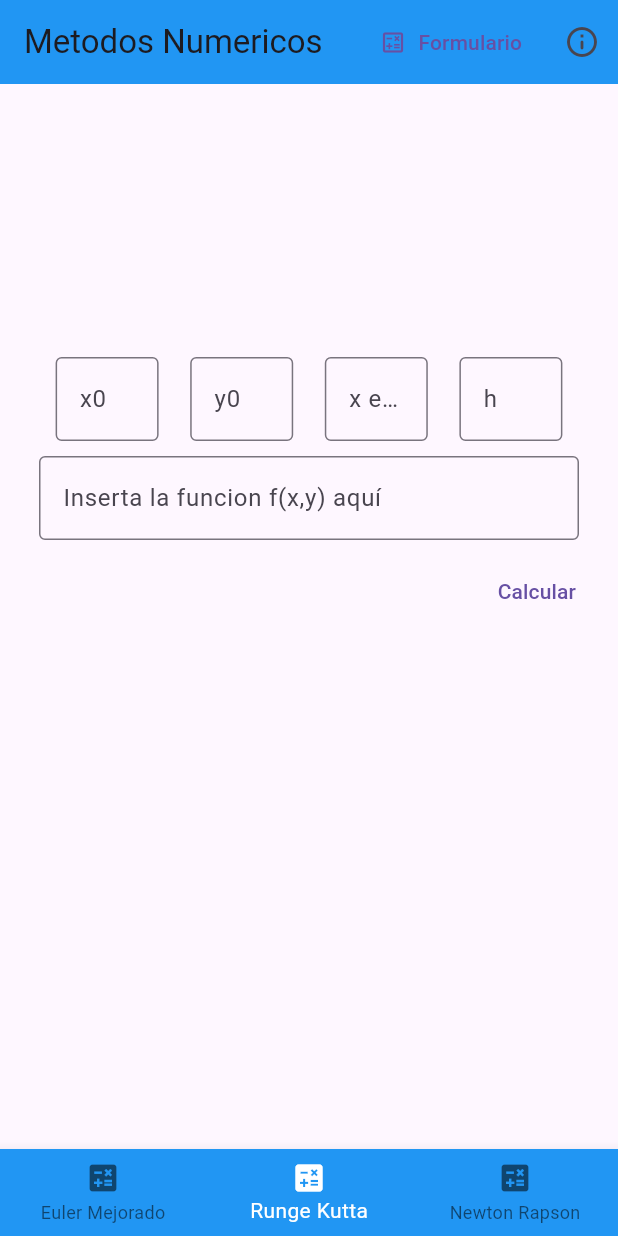
After one commit to SebasRamz-Murillo/CalculadoraMetodosNumericos, a Flutter app: the screen it shows after launch, item 2 of the bottom bar chosen, after a tap on "Calcular", on a phone screen of 412 x 824 dp. The commit adds this screen. Run offline on Flutter 3.47's test engine with Material 3 defaults, Android fonts, the phone set to English and light mode, and no system bars; our stand-ins replace math_expressions; missing offline and left inert: flutter_math_fork, function_tree.

Commit message:
Los 3 metedos casi listos

```diff
--- /dev/null
+++ b/lib/funciones_matematicas/euler_mejorado.dart
@@ -0,0 +1 @@
+import 'package:calculadora_metodos/models/euler_mejorado_result.dart';
--- /dev/null
+++ b/lib/models/newton_raphson.dart
@@ -0,0 +1,42 @@
+import 'package:calculadora_metodos/funciones_matematicas/derivadas.dart';
+import 'package:function_tree/function_tree.dart';
+
+class NewtonRaphson {
+  final double _initialGuess;
+  final String _fSt;
+
+  NewtonRaphson(this._initialGuess, this._fSt);
+
+  NewtonRaphsonSolution solve() {
+    var f = _fSt.toSingleVariableFunction('x');
+    Derivada _derivSt = Derivada(_fSt);
+    var fDerivative = _derivSt.resultado.toSingleVariableFunction('x');
+
+    double x = _initialGuess;
+    List<double> xValues = [];
+    for (int i = 0; i < 100; i++) {
+      double fValue = f(x).toDouble();
+      double fDerivativeValue = fDerivative(x).toDouble();
+
+      if (fDerivativeValue.abs() < 1e-10) {
+        throw Exception('La derivada es demasiado pequeña. Newton-Raphson no puede continuar.');
+      }
+
+      x = x - (fValue / fDerivativeValue);
+      xValues.add(x);
+
+      if (fValue.abs() < 1e-10) {
+        return NewtonRaphsonSolution(xValues, fValue);
+      }
+    }
+
+    throw Exception('Newton-Raphson no convergió después de 100 iteraciones.');
+  }
+}
+
+class NewtonRaphsonSolution {
+  final List<double> x;
+  final double fValue;
+
+  NewtonRaphsonSolution(this.x, this.fValue);
+}
--- /dev/null
+++ b/lib/models/runge_kutta2.dart
@@ -0,0 +1,47 @@
+import 'dart:math';
+import 'package:function_tree/function_tree.dart';
+
+class RungeKutta4 {
+  // Función para calcular la aproximación de y(x) usando Runge-Kutta de 4to orden
+  RungeKutta4Solution rungeKutta4(String funcSt, double x0, double y0, double xFinal, double h) {
+    var f = funcSt.toMultiVariableFunction(['x', 'y']);
+
+    List<double> xValues = [x0];
+    List<double> yValues = [y0];
+    final k1Values = <double>[];
+    final k2Values = <double>[];
+    final k3Values = <double>[];
+    final k4Values = <double>[];
+    while (x0 < xFinal) {
+      final k1 = f({'x': x0, 'y': y0}).toDouble();
+      final k2 = f({'x': x0 + h / 2, 'y': y0 + k1 * h / 2}).toDouble();
+      final k3 = f({'x': x0 + h / 2, 'y': y0 + k2 * h / 2}).toDouble();
+      final k4 = f({'x': x0 + h, 'y': y0 + k3 * h}).toDouble();
+      double yNext = y0 + (h / 6) * (k1 + 2 * k2 + 2 * k3 + k4);
+
+      x0 += h;
+      y0 = yNext;
+
+      xValues.add(x0);
+      yValues.add(y0);
+      k1Values.add(k1);
+      k2Values.add(k2);
+      k3Values.add(k3);
+      k4Values.add(k4);
+    }
+
+    return RungeKutta4Solution(xValues, yValues, k1Values, k2Values, k3Values, k4Values);
+  }
+}
+
+class RungeKutta4Solution {
+  final List<double> xValues;
+  final List<double> yValues;
+
+  final List<double> k1Values;
+  final List<double> k2Values;
+  final List<double> k3Values;
+  final List<double> k4Values;
+
+  RungeKutta4Solution(this.xValues, this.yValues, this.k1Values, this.k2Values, this.k3Values, this.k4Values);
+}
--- a/lib/principal.dart
+++ b/lib/principal.dart
@@ -1,5 +1,11 @@
+import 'dart:math';
+
+import 'package:calculadora_metodos/models/euler_mejorado_result.dart';
+import 'package:calculadora_metodos/models/newton_raphson.dart';
+import 'package:calculadora_metodos/models/runge_kutta2.dart';
 import 'package:calculadora_metodos/views/creditos.dart';
-import 'package:calculadora_metodos/views/diferenciales_nohomogeneas_view.dart';
+import 'package:calculadora_metodos/views/euler_mejorado_view.dart';
+import 'package:calculadora_metodos/views/runge_kutta.dart';
 import 'package:flutter/material.dart';
 
 class PrincipalPage extends StatefulWidget {
@@ -12,13 +18,9 @@ class PrincipalPage extends StatefulWidget {
 class _PrincipalPageState extends State<PrincipalPage> {
   int _selectedIndex = 0;
   static const List<Widget> _widgetOptions = <Widget>[
-    DiferencialesNoHomogeneasView(),
-    Text(
-      'Euler Mejorado',
-    ),
-    Text(
-      'Runge Kutta',
-    ),
+    //DiferencialesNoHomogeneasView(), //TODO PENDIENTE
+    EulerMView(),
+    RungeKuttaView(),
     Text(
       'Newton Rapson',
     ),
@@ -37,7 +39,19 @@ class _PrincipalPageState extends State<PrincipalPage> {
         backgroundColor: Colors.blue,
         title: const Text('Metodos Numericos'),
         actions: [
-          TextButton.icon(onPressed: () {}, icon: Icon(Icons.calculate_outlined), label: Text("Formulario")),
+          TextButton.icon(
+              onPressed: () {
+                String stEcuacion = "x^3-x-1";
+                double x0 = 1;
+                NewtonRaphson newton = NewtonRaphson(x0, stEcuacion);
+                NewtonRaphsonSolution sol = newton.solve();
+                print(sol.fValue);
+                for (var i in sol.x) {
+                  print(i);
+                }
+              },
+              icon: Icon(Icons.calculate_outlined),
+              label: Text("Formulario")),
           IconButton(
               onPressed: () {
                 Navigator.push(
@@ -58,10 +72,6 @@ class _PrincipalPageState extends State<PrincipalPage> {
         items: const <BottomNavigationBarItem>[
           BottomNavigationBarItem(
             icon: Icon(Icons.calculate),
-            label: 'Diferenciales No Homogeneas',
-          ),
-          BottomNavigationBarItem(
-            icon: Icon(Icons.calculate),
             label: 'Euler Mejorado',
           ),
           BottomNavigationBarItem(
--- a/lib/views/diferenciales_nohomogeneas_view.dart
+++ b/lib/views/diferenciales_nohomogeneas_view.dart
@@ -18,7 +18,6 @@ class _DiferencialesNoHomogeneasViewState extends State<DiferencialesNoHomogenea
   TextEditingController _controllerCalculadora = TextEditingController();
   List<String> _result = [];
   EcuacionesDiferencialesNoHomogeneas ed = EcuacionesDiferencialesNoHomogeneas("");
-  String _expression = '';
   EjemplosInputsCalculadora ejem = EjemplosInputsCalculadora("noHomogeneas");
 
   late SyntaxTree ast;
@@ -37,7 +36,6 @@ class _DiferencialesNoHomogeneasViewState extends State<DiferencialesNoHomogenea
 
   void _clear() {
     setState(() {
-      _expression = '';
       _result = [];
     });
   }
--- /dev/null
+++ b/lib/views/euler_mejorado_view.dart
@@ -0,0 +1,66 @@
+import 'package:calculadora_metodos/funciones_matematicas/ejemplos.dart';
+import 'package:calculadora_metodos/models/euler_mejorado_result.dart';
+import 'package:calculadora_metodos/models/runge_kutta2.dart';
+import 'package:calculadora_metodos/views/euler_mejorado_result_view.dart';
+import 'package:calculadora_metodos/views/runge_kutta_result_view.dart';
+import 'package:calculadora_metodos/widgets/calculadoraMetodos.dart';
+import 'package:flutter/material.dart';
+import 'package:flutter_math_fork/ast.dart';
+import 'package:flutter_math_fork/tex.dart';
+
+class EulerMView extends StatefulWidget {
+  const EulerMView({Key? key}) : super(key: key);
+
+  @override
+  State<EulerMView> createState() => _EulerMViewState();
+}
+
+class _EulerMViewState extends State<EulerMView> {
+  late EulerMejoradoSolution resultadoEM;
+
+  EjemplosInputsCalculadora ejem = EjemplosInputsCalculadora("em");
+  bool calculado = false;
+  late SyntaxTree ast;
+
+  @override
+  void initState() {
+    super.initState();
+  }
+
+  @override
+  void dispose() {
+    super.dispose();
+  }
+
+  @override
+  Widget build(BuildContext context) {
+    void calcula1(Map<String, dynamic> data) {
+      double x0 = double.parse(data['x0']);
+      double y0 = double.parse(data['y0']);
+      double xFinal = double.parse(data['xFinal']);
+      double h = double.parse(data['h']);
+      String funcSt = data['f'];
+
+      // Calcular la solución
+      EulerMejorado eulerMejorado = EulerMejorado(h, y0, x0, xFinal, funcSt);
+      EulerMejoradoSolution solution = eulerMejorado.calcular();
+      resultadoEM = solution;
+      calculado = true;
+      setState(() {});
+    }
+
+    return Column(mainAxisAlignment: MainAxisAlignment.spaceEvenly, children: [
+      CalculadoraMetodosPad(
+        tipo: "euler",
+        calcula: (Map<String, dynamic> data) {
+          calcula1(data);
+        },
+      ),
+      calculado
+          ? EulerMResultWidget(
+              result: resultadoEM,
+            )
+          : Container()
+    ]);
+  }
+}
--- /dev/null
+++ b/lib/views/runge_kutta.dart
@@ -0,0 +1,64 @@
+import 'package:calculadora_metodos/funciones_matematicas/ejemplos.dart';
+import 'package:calculadora_metodos/models/runge_kutta2.dart';
+import 'package:calculadora_metodos/views/runge_kutta_result_view.dart';
+import 'package:calculadora_metodos/widgets/calculadoraMetodos.dart';
+import 'package:flutter/material.dart';
+import 'package:flutter_math_fork/ast.dart';
+import 'package:flutter_math_fork/tex.dart';
+
+class RungeKuttaView extends StatefulWidget {
+  const RungeKuttaView({Key? key}) : super(key: key);
+
+  @override
+  State<RungeKuttaView> createState() => _RungeKuttaViewState();
+}
+
+class _RungeKuttaViewState extends State<RungeKuttaView> {
+  late RungeKutta4Solution resultadoRK4;
+
+  EjemplosInputsCalculadora ejem = EjemplosInputsCalculadora("noHomogeneas");
+  bool calculado = false;
+  late SyntaxTree ast;
+
+  @override
+  void initState() {
+    super.initState();
+  }
+
+  @override
+  void dispose() {
+    super.dispose();
+  }
+
+  @override
+  Widget build(BuildContext context) {
+    void calcula1(Map<String, dynamic> data) {
+      double x0 = double.parse(data['x0']);
+      double y0 = double.parse(data['y0']);
+      double xFinal = double.parse(data['xFinal']);
+      double h = double.parse(data['h']);
+      String funcSt = data['f'];
+
+      // Calcular la solución
+      RungeKutta4 rungeKutta4 = RungeKutta4();
+      RungeKutta4Solution solution = rungeKutta4.rungeKutta4(funcSt, x0, y0, xFinal, h);
+      resultadoRK4 = solution;
+      calculado = true;
+      setState(() {});
+    }
+
+    return Column(mainAxisAlignment: MainAxisAlignment.spaceEvenly, children: [
+      CalculadoraMetodosPad(
+        tipo: "rungeKutta",
+        calcula: (Map<String, dynamic> data) {
+          calcula1(data);
+        },
+      ),
+      calculado
+          ? RungeKuttaResultWidget(
+              result: resultadoRK4,
+            )
+          : Container()
+    ]);
+  }
+}
--- /dev/null
+++ b/lib/widgets/calculadoraMetodos.dart
@@ -0,0 +1,194 @@
+import 'package:flutter/material.dart';
+
+class CalculadoraMetodosPad extends StatefulWidget {
+  String tipo;
+  Function(Map<String, dynamic>) calcula;
+  CalculadoraMetodosPad({Key? key, required this.tipo, required this.calcula}) : super(key: key);
+
+  @override
+  _CalculadoraMetodosPadState createState() => _CalculadoraMetodosPadState();
+}
+
+class _CalculadoraMetodosPadState extends State<CalculadoraMetodosPad> {
+  final TextEditingController _controllerf = TextEditingController();
+  final TextEditingController _controllerX0 = TextEditingController();
+  final TextEditingController _controllerY0 = TextEditingController();
+  final TextEditingController _controllerN = TextEditingController();
+  final TextEditingController _controllerA = TextEditingController();
+  final TextEditingController _controllerB = TextEditingController();
+  late FocusNode _focusNode;
+  late ValueNotifier<int> _offsetNotifier;
+  List<TextInputCustom> inputs = [];
+  @override
+  void initState() {
+    super.initState();
+    _buildInputs();
+    _focusNode = FocusNode();
+    _offsetNotifier = ValueNotifier<int>(0);
+  }
+
+  @override
+  void dispose() {
+    clear();
+    _focusNode.dispose();
+    _offsetNotifier.dispose();
+    super.dispose();
+  }
+
+  static _CalculadoraMetodosPadState of(BuildContext context) {
+    return context.findAncestorStateOfType<_CalculadoraMetodosPadState>()!;
+  }
+
+  void _buildInputs() {
+    switch (widget.tipo) {
+      case "rungeKutta":
+        inputs = [
+          TextInputCustom(
+            labelText: "x0",
+            controller: _controllerX0,
+            keyboardType: TextInputType.multiline,
+            maxLines: 1,
+          ),
+          TextInputCustom(
+            labelText: "y0",
+            controller: _controllerY0,
+            keyboardType: TextInputType.multiline,
+            maxLines: 1,
+          ),
+          TextInputCustom(
+            labelText: "x en y(x)",
+            controller: _controllerN,
+            keyboardType: TextInputType.multiline,
+            maxLines: 1,
+          ),
+          TextInputCustom(
+            labelText: "h",
+            controller: _controllerA,
+            keyboardType: TextInputType.multiline,
+            maxLines: 1,
+          ),
+        ];
+        break;
+      case "euler":
+        inputs = [
+          TextInputCustom(
+            labelText: "x0",
+            controller: _controllerX0,
+            keyboardType: TextInputType.multiline,
+            maxLines: 1,
+          ),
+          TextInputCustom(
+            labelText: "y0",
+            controller: _controllerY0,
+            keyboardType: TextInputType.multiline,
+            maxLines: 1,
+          ),
+          TextInputCustom(
+            labelText: "x en y(x)",
+            controller: _controllerN,
+            keyboardType: TextInputType.multiline,
+            maxLines: 1,
+          ),
+          TextInputCustom(
+            labelText: "h",
+            controller: _controllerA,
+            keyboardType: TextInputType.multiline,
+            maxLines: 1,
+          ),
+        ];
+        break;
+      default:
+        inputs = [];
+    }
+  }
+
+  void clear() {
+    _controllerf.clear();
+    _controllerX0.clear();
+    _controllerY0.clear();
+    _controllerN.clear();
+    _controllerA.clear();
+    _controllerB.clear();
+  }
+
+  Map<String, dynamic> _getValues() {
+    switch (widget.tipo) {
+      case "rungeKutta":
+        return {
+          "f": _controllerf.text,
+          "x0": _controllerX0.text,
+          "y0": _controllerY0.text,
+          "xFinal": _controllerN.text,
+          "h": _controllerA.text,
+        };
+      case "euler":
+        return {
+          "f": _controllerf.text,
+          "x0": _controllerX0.text,
+          "y0": _controllerY0.text,
+          "xFinal": _controllerN.text,
+          "h": _controllerA.text,
+        };
+      default:
+        return {};
+    }
+  }
+
+  @override
+  Widget build(BuildContext context) {
+    return Container(
+      padding: const EdgeInsets.all(16),
+      child: Column(
+        mainAxisAlignment: MainAxisAlignment.end,
+        crossAxisAlignment: CrossAxisAlignment.end,
+        children: [
+          // Display Result
+          Row(
+            mainAxisAlignment: MainAxisAlignment.spaceEvenly,
+            children: inputs.map((input) => input.build(context)).toList(),
+          ),
+          Padding(
+            padding: const EdgeInsets.all(10),
+            child: TextField(
+              controller: _controllerf,
+              keyboardType: TextInputType.multiline,
+              maxLines: null,
+              decoration: const InputDecoration(
+                border: OutlineInputBorder(),
+                labelText: 'Inserta la funcion f(x,y) aquí',
+              ),
+            ),
+          ),
+          TextButton(
+              onPressed: () {
+                widget.calcula(_getValues());
+                setState(() {});
+              },
+              child: const Text('Calcular')),
+        ],
+      ),
+    );
+  }
+}
+
+class TextInputCustom {
+  final String labelText;
+  final TextEditingController controller;
+  final TextInputType keyboardType;
+  final int maxLines;
+  TextInputCustom({required this.labelText, required this.controller, required this.keyboardType, required this.maxLines});
+  Widget build(BuildContext context) {
+    return SizedBox(
+      width: MediaQuery.of(context).size.width / 6,
+      child: TextField(
+        controller: controller,
+        keyboardType: keyboardType,
+        maxLines: maxLines,
+        decoration: InputDecoration(
+          border: OutlineInputBorder(),
+          labelText: labelText,
+        ),
+      ),
+    );
+  }
+}
```
Also changed, not shown: lib/funciones_matematicas/derivadas.dart (+13 -9 lines), lib/funciones_matematicas/diferenciales_nohomogeneas.dart (+8 -6 lines), lib/models/euler_mejorado_result.dart (added, +81 -0 lines), lib/util.dart (+45 -0 lines), lib/views/euler_mejorado_result_view.dart (added, +49 -0 lines), lib/views/runge_kutta_result_view.dart (added, +53 -0 lines), lib/widgets/calculadora.dart (+2 -28 lines), 2 other files.
